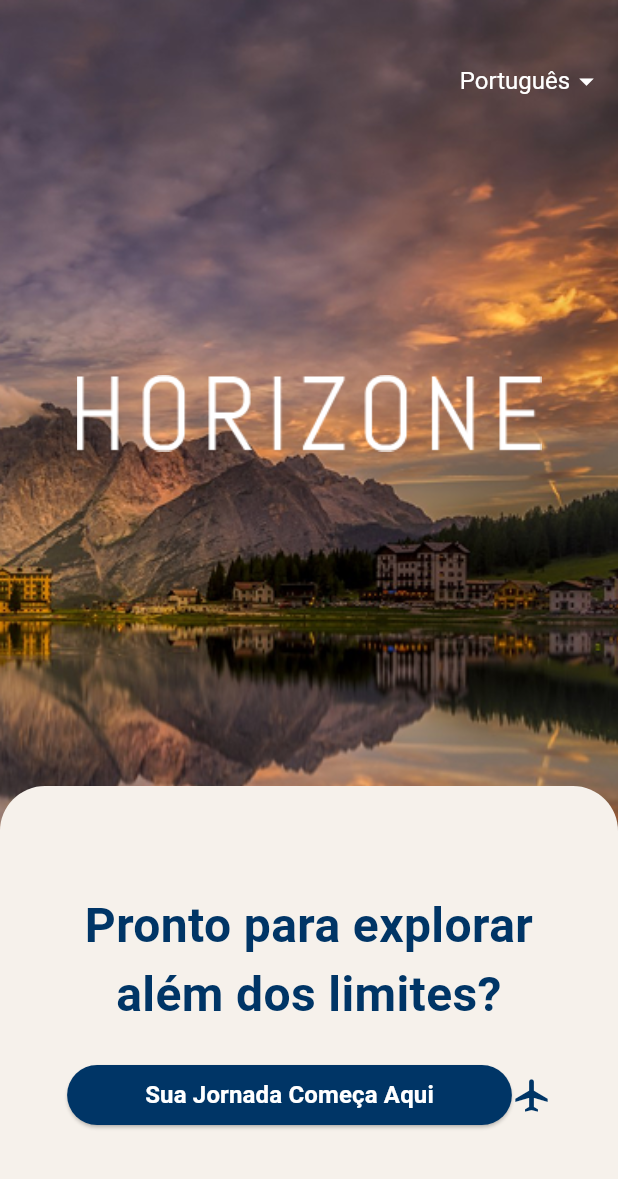
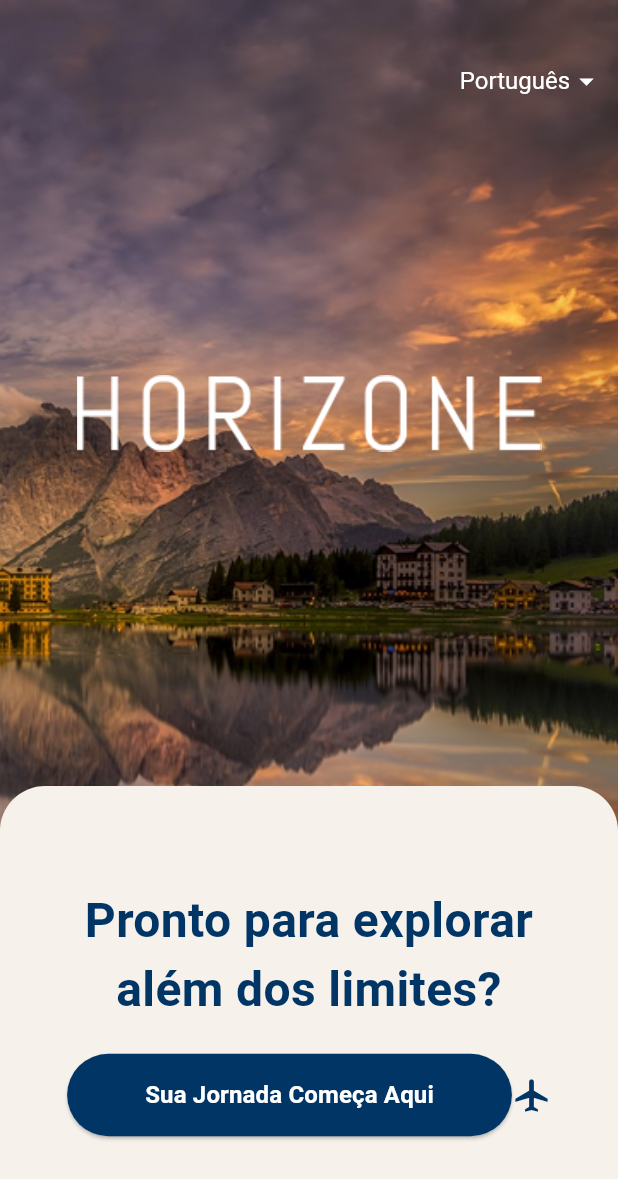
Before and after one commit to Reinertjg/Horizone_app, a Flutter app: the screen it shows after launch, on a phone screen of 412 x 824 dp. Shown: the top 1179 px of the screen. Run offline on Flutter 3.47's test engine with Material 3 defaults, Android fonts, the phone set to English and light mode, and no system bars.

Commit message:
Update GetStartedScreen layout for improved responsiveness and button padding

```diff
--- a/horizone_app/lib/presentation/pages/getstarted_screen.dart
+++ b/horizone_app/lib/presentation/pages/getstarted_screen.dart
@@ -123,7 +123,7 @@
                           mainAxisAlignment: MainAxisAlignment.center,
                           children: [
                             SizedBox(
-                              width: MediaQuery.of(context).size.width * 0.8,
+                              width: MediaQuery.of(context).size.width * 0.9,
                               child: Text(
                                 S.of(context).readyExplore,
                                 style: TextStyle(
@@ -149,7 +149,7 @@
                                     style: ElevatedButton.styleFrom(
                                       backgroundColor: Color(0xff003566),
                                       padding: EdgeInsets.symmetric(
-                                        horizontal: 52,
+                                        horizontal: 52, vertical: 16
                                       ),
                                     ),
                                     child: Text(
```
